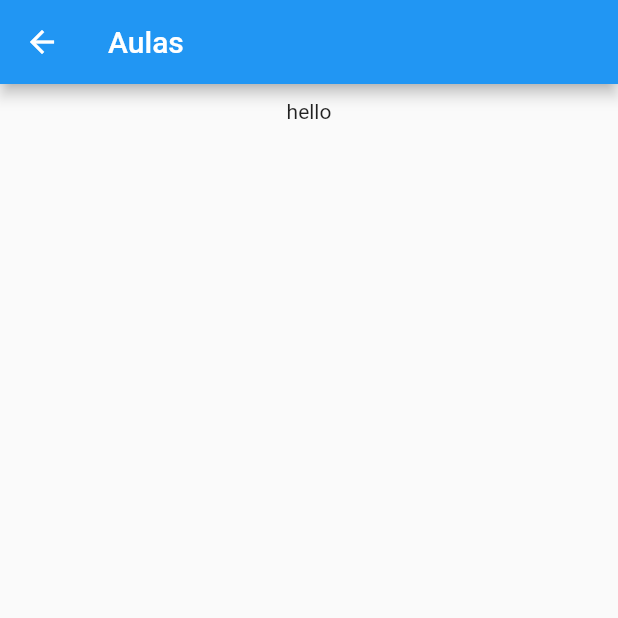
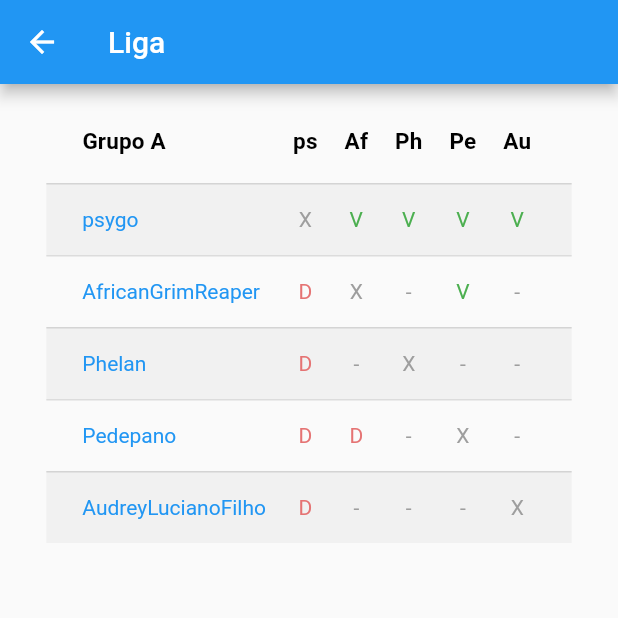
Before and after one commit to FanaroEngineering/dogemp, a Flutter app: the LeagueScreen screen opened directly, on a phone screen of 412 x 824 dp, the top half of it. Run offline on Flutter 3.47's test engine with Material 2 defaults, Android fonts, the phone set to English and light mode, and no system bars.

Commit message:
first league table

```diff
--- a/lib/schema/game_record.dart
+++ b/lib/schema/game_record.dart
@@ -1,9 +1,9 @@
 import 'package:meta/meta.dart';
+
+import '../data/game_records.dart';
 
 import 'links.dart';
 import 'player.dart';
-
-import '../data/players.dart';
 
 @immutable
 class GameRecord {
@@ -33,11 +33,11 @@ class GameRecord {
     this.twitchLink2,
     this.youtubeLink1,
     this.youtubeLink2,
-  })  : black = GameRecord.findPlayer(blackName),
-        white = GameRecord.findPlayer(whiteName);
+  })  : black = Player.findPlayer(blackName),
+        white = Player.findPlayer(whiteName);
 
-  static Player findPlayer(String name) =>
-      players.where((Player player) => player.ogsNick!.name == name).first;
+  static GameRecord findGameRecordById(String ogsId) =>
+      gameRecords.where((GameRecord gameRecord) => gameRecord.ogsLink.id == ogsId).first;
 }
 
 enum Status {
--- a/lib/schema/player.dart
+++ b/lib/schema/player.dart
@@ -1,4 +1,6 @@
 import 'package:meta/meta.dart';
+
+import '../data/players.dart';
 
 import 'links.dart';
 
@@ -23,6 +25,9 @@ class Player {
     this.baseElo,
     this.plans,
   });
+
+  static Player findPlayer(String name) =>
+      players.where((Player player) => player.ogsNick!.name == name).first;
 
   String planStatusString(int year, Month month) {
     if (plans == null) {
--- a/lib/screens/league_screen.dart
+++ b/lib/screens/league_screen.dart
@@ -1,24 +1,171 @@
+import 'package:dogemp/schema/game_record.dart';
+import 'package:dogemp/schema/player.dart';
 import 'package:flutter/material.dart';
+
+import '../widgets/clickable_link.dart';
 
 @immutable
 class LeagueScreen extends StatelessWidget {
   const LeagueScreen({Key? key}) : super(key: key);
 
+  static const TextStyle headerStyle = TextStyle(
+    fontSize: 15,
+    fontWeight: FontWeight.bold,
+  );
+
+  List<DataColumn> _generateGroupHeader({
+    required String level,
+    required List<String> players,
+  }) =>
+      [
+        DataColumn(
+          label: SelectableText(
+            'Grupo ' + level,
+            style: LeagueScreen.headerStyle,
+          ),
+        ),
+      ] +
+      List<DataColumn>.generate(
+        players.length,
+        (int index) => DataColumn(
+          label: SelectableText(
+            players[index],
+            style: LeagueScreen.headerStyle,
+            textAlign: TextAlign.center,
+          ),
+        ),
+      );
+
   @override
   Widget build(BuildContext context) {
     return Scaffold(
-      appBar: AppBar(title: const Text('Aulas')),
+      appBar: AppBar(title: const Text('Liga')),
       body: Container(
         padding: const EdgeInsets.only(
           top: 10,
           bottom: 20,
         ),
         alignment: Alignment.topCenter,
-        child: const SingleChildScrollView(
+        child: SingleChildScrollView(
           scrollDirection: Axis.vertical,
-          child: Text('hello'),
+          child: SingleChildScrollView(
+            scrollDirection: Axis.horizontal,
+            child: DataTable(
+              columnSpacing: 15,
+              columns: _generateGroupHeader(
+                level: 'A',
+                players: [
+                  'ps',
+                  'Af',
+                  'Ph',
+                  'Pe',
+                  'Au',
+                ],
+              ),
+              rows: [
+                DataRow(
+                  color: MaterialStateProperty.resolveWith((_) => Colors.grey.withOpacity(0.1)),
+                  cells: [
+                    PlayerCell(playerName: 'psygo'),
+                    GameResultCell(text: 'X'),
+                    GameResultCell(text: 'V', gameRecordId: '38733948'),
+                    GameResultCell(text: 'V', gameRecordId: '38953919'),
+                    GameResultCell(text: 'V', gameRecordId: '38650411'),
+                    GameResultCell(text: 'V', gameRecordId: '38321258'),
+                  ],
+                ),
+                DataRow(
+                  cells: [
+                    PlayerCell(playerName: 'AfricanGrimReaper'),
+                    GameResultCell(text: 'D', gameRecordId: '38733948'),
+                    GameResultCell(text: 'X'),
+                    GameResultCell(text: '-'),
+                    GameResultCell(text: 'V', gameRecordId: '38650411'),
+                    GameResultCell(text: '-'),
+                  ],
+                ),
+                DataRow(
+                  color: MaterialStateProperty.resolveWith((_) => Colors.grey.withOpacity(0.1)),
+                  cells: [
+                    PlayerCell(playerName: 'Phelan'),
+                    GameResultCell(text: 'D', gameRecordId: '38953919'),
+                    GameResultCell(text: '-'),
+                    GameResultCell(text: 'X'),
+                    GameResultCell(text: '-'),
+                    GameResultCell(text: '-'),
+                  ],
+                ),
+                DataRow(
+                  cells: [
+                    PlayerCell(playerName: 'Pedepano'),
+                    GameResultCell(text: 'D', gameRecordId: '38482719'),
+                    GameResultCell(text: 'D', gameRecordId: '38650411'),
+                    GameResultCell(text: '-'),
+                    GameResultCell(text: 'X'),
+                    GameResultCell(text: '-'),
+                  ],
+                ),
+                DataRow(
+                  color: MaterialStateProperty.resolveWith((_) => Colors.grey.withOpacity(0.1)),
+                  cells: [
+                    PlayerCell(playerName: 'AudreyLucianoFilho'),
+                    GameResultCell(text: 'D', gameRecordId: '38321258'),
+                    GameResultCell(text: '-'),
+                    GameResultCell(text: '-'),
+                    GameResultCell(text: '-'),
+                    GameResultCell(text: 'X'),
+                  ],
+                ),
+              ],
+            ),
+          ),
         ),
       ),
     );
   }
 }
+
+@immutable
+class PlayerCell extends DataCell {
+  PlayerCell({required String playerName})
+      : super(
+          ClickableLink(
+            link: Player.findPlayer(playerName).ogsNick!.ogsPlayerLink,
+            linkText: playerName,
+          ),
+        );
+}
+
+@immutable
+class GameResultCell extends DataCell {
+  GameResultCell({
+    required String text,
+    String? gameRecordId,
+  }) : super(
+          Center(
+            child: gameRecordId == null
+                ? SelectableText(
+                    text,
+                    style: const TextStyle(color: Colors.grey),
+                  )
+                : ClickableLink(
+                    linkText: text,
+                    link: GameRecord.findGameRecordById(gameRecordId).ogsLink,
+                    color: decideColor(text),
+                  ),
+          ),
+        );
+
+  static Color decideColor(String text) {
+    switch (text) {
+      case 'V':
+        return Colors.green;
+      case 'D':
+        return Colors.red.shade300;
+      case '—':
+        return Colors.amber;
+      default:
+        return Colors.black;
+    }
+  }
+}
--- a/lib/widgets/clickable_link.dart
+++ b/lib/widgets/clickable_link.dart
@@ -11,17 +11,19 @@ class ClickableLink extends StatelessWidget {
     Key? key,
     required this.link,
     this.linkText,
+    this.color = Colors.blue,
   }) : super(key: key);
 
   final Link link;
   final String? linkText;
+  final Color color;
 
   @override
   Widget build(BuildContext context) {
     return SelectableText.rich(
       TextSpan(
         text: linkText ?? link.id,
-        style: const TextStyle(color: Colors.blue),
+        style: TextStyle(color: color),
         recognizer: TapGestureRecognizer()..onTap = () async => launch(link.completeLink),
       ),
     );
```
